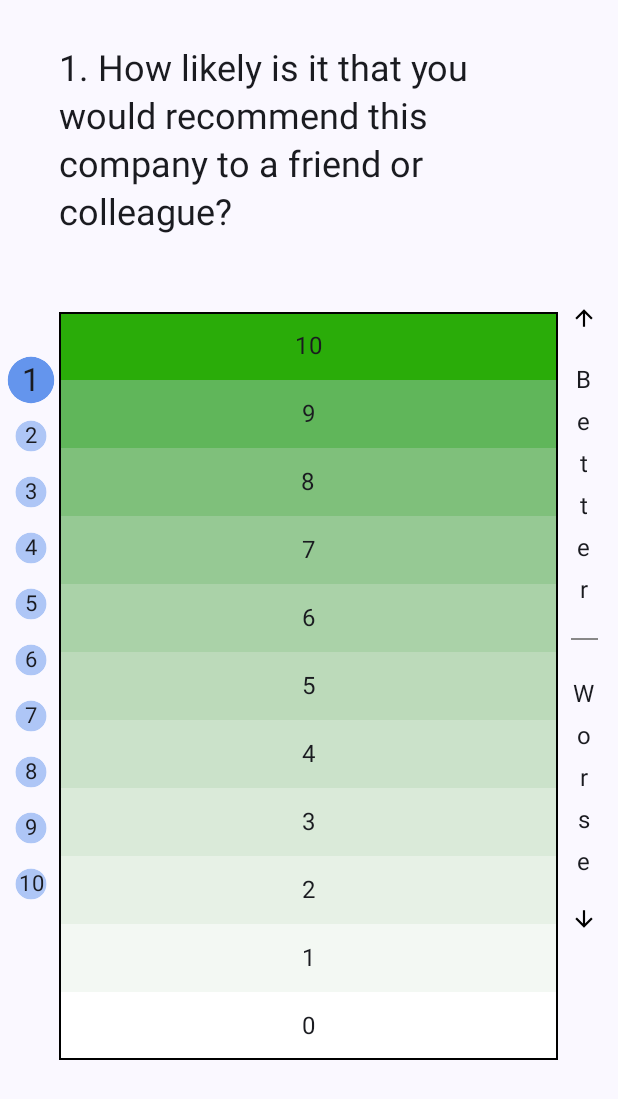
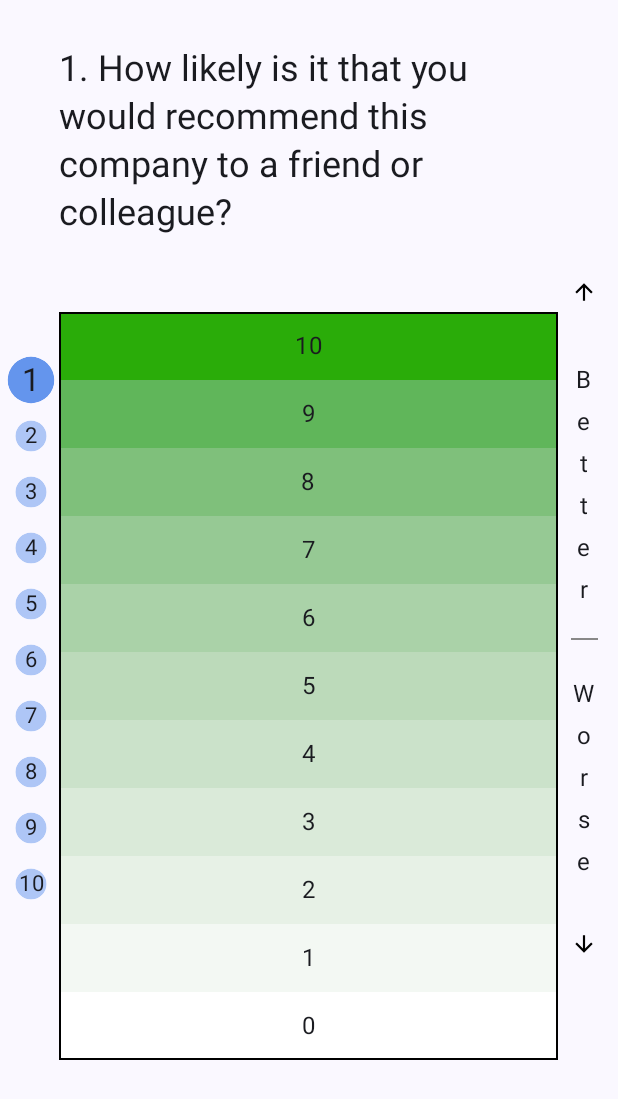
Before and after one commit to idebasishbose/MobileSurvey, an Android app built with Jetpack Compose: the screen it shows after launch (MainActivity), on a phone screen of 412 x 824 dp. Shown: the top 1099 px of the screen. Run offline under Robolectric (Android 15) with nearby library versions, the phone set to English and light mode, and no system bars.

Commit message:
Working version, 09-03-2024

```diff
--- a/app/src/main/java/com/mobile/survey/surveypage/SurveyPageView.kt
+++ b/app/src/main/java/com/mobile/survey/surveypage/SurveyPageView.kt
@@ -133,10 +133,10 @@ fun MovingArrowAnimation(direction: ArrowDirection, painter: Painter, iconTint:
 
     val offsetAnimation by infiniteTransition.animateFloat(
         initialValue = 0f,
-        targetValue = if (direction == ArrowDirection.UP) -2f else 2f,
+        targetValue = if (direction == ArrowDirection.UP) -3f else 3f,
         animationSpec = infiniteRepeatable(
             animation = tween(
-                durationMillis = 1000, // Longer duration for subtle movement
+                durationMillis = 500, // Longer duration for subtle movement
                 easing = LinearEasing // Use LinearEasing for smooth motion
             ), repeatMode = RepeatMode.Reverse
         ),
@@ -147,7 +147,7 @@ fun MovingArrowAnimation(direction: ArrowDirection, painter: Painter, iconTint:
 
     Box(
         modifier = Modifier
-            .size(50.dp)
+            .size(80.dp) // Adjust the size to increase the length of the icon
             .offset(y = offsetY)
             .padding(4.dp)
     ) {
```
